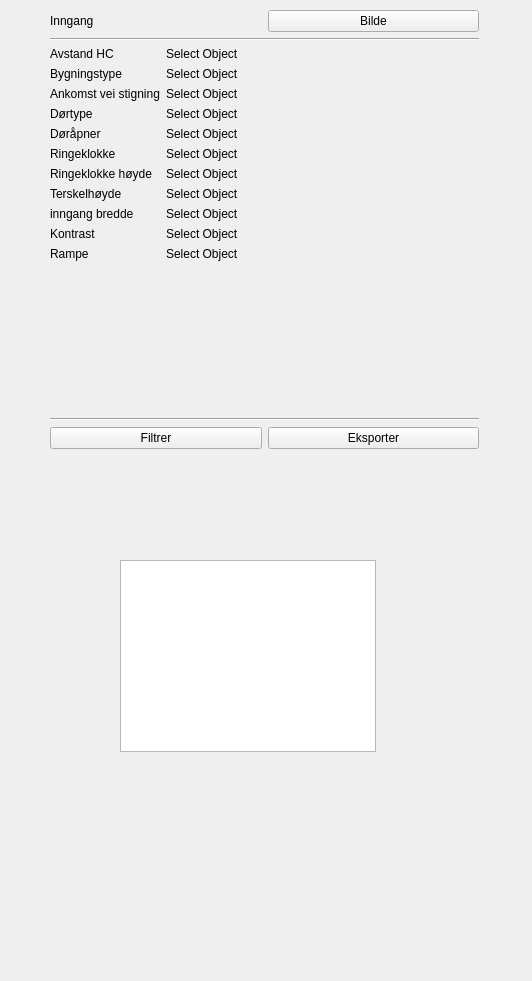
This is ui/infoWidget.ui in KaspArno/MasterGUI as Qt 5 draws it before an edit. The edited form follows.
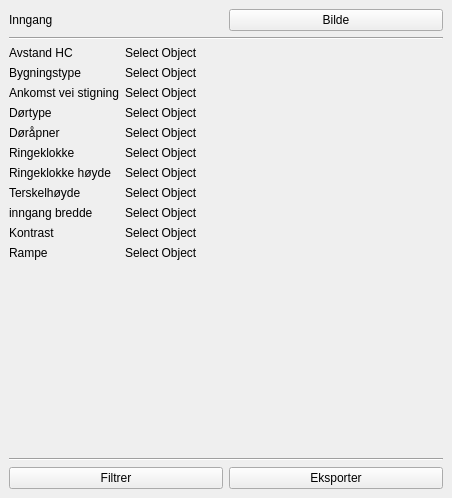
This is the edited form.

Commit message: Endret infowidget og lagt fylker inn i komune valg

Diff of the .ui file:
```diff
--- a/ui/infoWidget.ui
+++ b/ui/infoWidget.ui
@@ -6,23 +6,16 @@
    <rect>
     <x>0</x>
     <y>0</y>
-    <width>532</width>
-    <height>981</height>
+    <width>452</width>
+    <height>498</height>
    </rect>
   </property>
   <property name="windowTitle">
    <string>DockWidget</string>
   </property>
   <widget class="QWidget" name="dockWidgetContents">
-   <widget class="QWidget" name="layoutWidget">
-    <property name="geometry">
-     <rect>
-      <x>50</x>
-      <y>10</y>
-      <width>429</width>
-      <height>439</height>
-     </rect>
-    </property>
+   <layout class="QVBoxLayout" name="verticalLayout_2">
+    <item>
     <layout class="QVBoxLayout" name="verticalLayout">
      <item>
       <layout class="QHBoxLayout" name="horizontalLayout_2">
@@ -233,17 +226,8 @@
       </layout>
      </item>
     </layout>
-   </widget>
-   <widget class="QTableWidget" name="tableWidget">
-    <property name="geometry">
-     <rect>
-      <x>120</x>
-      <y>560</y>
-      <width>256</width>
-      <height>192</height>
-     </rect>
-    </property>
-   </widget>
+    </item>
+   </layout>
   </widget>
  </widget>
  <resources/>
```
Lines whose indentation alone changed are shown as unchanged. The commit also changes 2 other files.
